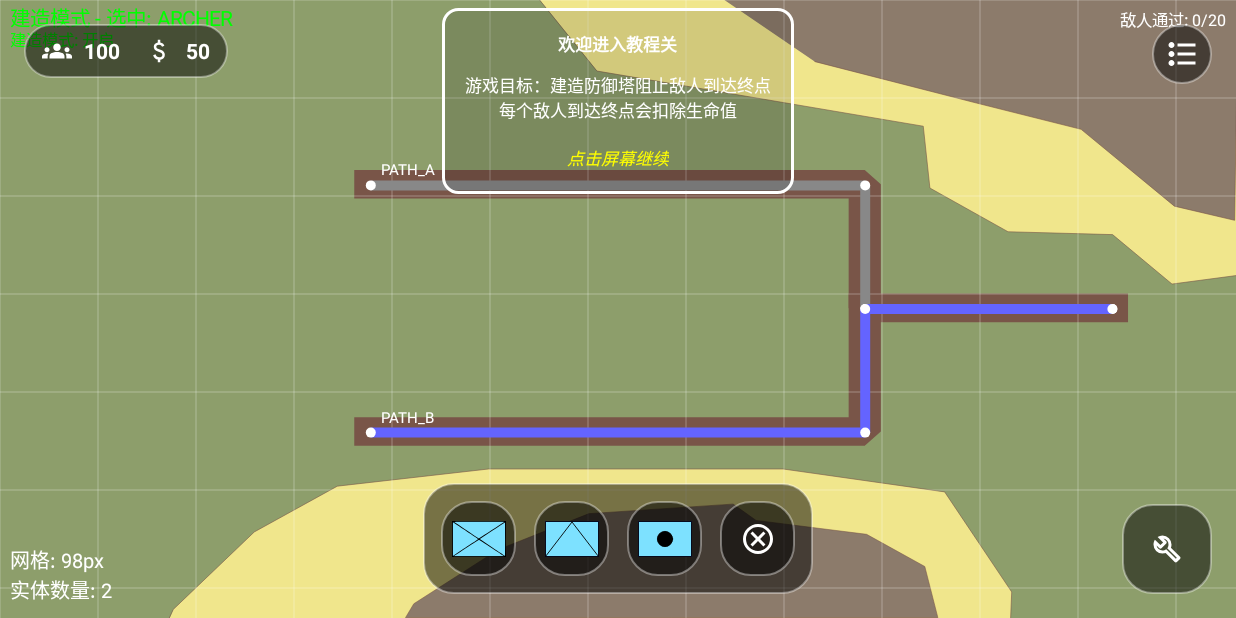
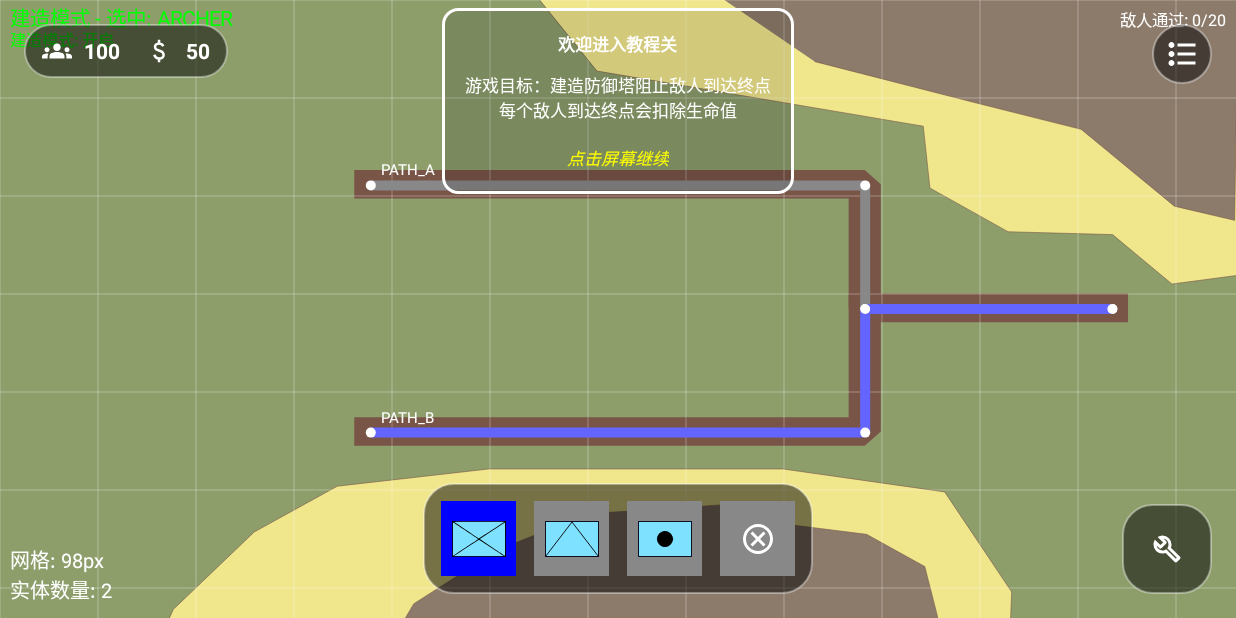
Before and after one commit to 897102152/TowerDefenseECS, an Android app: the GameActivity screen opened directly, with no data from a screen before it, after a tap on "建造模式", on a phone screen of 824 x 412 dp (held sideways). Run offline under Robolectric (Android 15) with nearby library versions, the phone set to English and light mode, and no system bars.

Commit message:
10.06 23:53 debug

```diff
--- a/app/src/main/java/com/example/towerdefense/view/GameActivity.java
+++ b/app/src/main/java/com/example/towerdefense/view/GameActivity.java
@@ -56,6 +56,10 @@ public class GameActivity extends AppCompatActivity implements GameEngine.GameUp
     // ========== 对话框 ==========
     private AlertDialog pauseDialog;
     private OnBackPressedCallback onBackPressedCallback;
+    // ========== 建造模式按钮高亮状态 ==========
+    private View currentSelectedButton = null;
+    private int defaultButtonColor = Color.GRAY;
+    private int selectedButtonColor = Color.BLUE;
 
     // =====================================================================
     // Activity生命周期方法
@@ -247,25 +251,33 @@ public class GameActivity extends AppCompatActivity implements GameEngine.GameUp
 
         // ========== 建造菜单中的塔选择按钮 ==========
         // 弓箭塔选择按钮
-        findViewById(R.id.btnArcherTower).setOnClickListener(v -> {
+        View btnArcherTower = findViewById(R.id.btnArcherTower);
+        btnArcherTower.setOnClickListener(v -> {
             gameView.setSelectedTowerType(Tower.Type.ARCHER);
+            setButtonSelected(btnArcherTower);
         });
 
         // 炮塔选择按钮
-        findViewById(R.id.btnCannonTower).setOnClickListener(v -> {
+        View btnCannonTower = findViewById(R.id.btnCannonTower);
+        btnCannonTower.setOnClickListener(v -> {
             gameView.setSelectedTowerType(Tower.Type.CANNON);
+            setButtonSelected(btnCannonTower);
         });
 
         // 法师塔选择按钮
-        findViewById(R.id.btnMageTower).setOnClickListener(v -> {
+        View btnMageTower = findViewById(R.id.btnMageTower);
+        btnMageTower.setOnClickListener(v -> {
             gameView.setSelectedTowerType(Tower.Type.MAGE);
+            setButtonSelected(btnMageTower);
         });
 
         // 移除按钮 - 新增移除功能
-        findViewById(R.id.btnBuildRemove).setOnClickListener(v -> {
+        View btnBuildRemove = findViewById(R.id.btnBuildRemove);
+        btnBuildRemove.setOnClickListener(v -> {
             if (gameView.isRemoveMode()) {
                 // 如果已经在移除模式，则退出移除模式
                 gameView.setRemoveMode(false);
+                clearButtonSelection();
                 // 只在教程关卡显示消息
                 if (gameEngine != null && gameEngine.isTutorialLevel()) {
                     displayGameMessage("移除模式", "退出移除模式", "现在可以建造防御塔", true);
@@ -273,6 +285,7 @@ public class GameActivity extends AppCompatActivity implements GameEngine.GameUp
             } else {
                 // 进入移除模式
                 gameView.setRemoveMode(true);
+                setButtonSelected(btnBuildRemove);
                 // 只在教程关卡显示消息
                 if (gameEngine != null && gameEngine.isTutorialLevel()) {
                     displayGameMessage("移除模式", "移除模式开启", "点击防御塔可移除", true);
@@ -399,6 +412,46 @@ public class GameActivity extends AppCompatActivity implements GameEngine.GameUp
     // =====================================================================
     // 建造模式相关方法
     // =====================================================================
+    /**
+     * 设置按钮选中状态
+     */
+    private void setButtonSelected(View button) {
+        // 清除之前选中的按钮状态
+        clearButtonSelection();
+
+        // 设置新按钮为选中状态
+        currentSelectedButton = button;
+        button.setBackgroundColor(selectedButtonColor);
+
+        // 如果是移除按钮，需要特殊处理
+        if (button.getId() == R.id.btnBuildRemove) {
+            // 移除模式已经在上层处理中设置
+        } else {
+            // 确保退出移除模式
+            gameView.setRemoveMode(false);
+        }
+    }
+
+    /**
+     * 清除按钮选中状态
+     */
+    private void clearButtonSelection() {
+        if (currentSelectedButton != null) {
+            currentSelectedButton.setBackgroundColor(defaultButtonColor);
+            currentSelectedButton = null;
+        }
+
+        // 重置所有建造按钮的默认颜色
+        View btnArcherTower = findViewById(R.id.btnArcherTower);
+        View btnCannonTower = findViewById(R.id.btnCannonTower);
+        View btnMageTower = findViewById(R.id.btnMageTower);
+        View btnBuildRemove = findViewById(R.id.btnBuildRemove);
+
+        if (btnArcherTower != null) btnArcherTower.setBackgroundColor(defaultButtonColor);
+        if (btnCannonTower != null) btnCannonTower.setBackgroundColor(defaultButtonColor);
+        if (btnMageTower != null) btnMageTower.setBackgroundColor(defaultButtonColor);
+        if (btnBuildRemove != null) btnBuildRemove.setBackgroundColor(defaultButtonColor);
+    }
 
     /**
      * 设置建造模式状态
@@ -417,23 +470,16 @@ public class GameActivity extends AppCompatActivity implements GameEngine.GameUp
             buildMenuLayout.setVisibility(buildMode ? View.VISIBLE : View.GONE);
         }
 
-        // 更新建造模式按钮的文本或状态
-        updateBuildModeButton(buildMode);
-    }
-
-    /**
-     * 更新建造模式按钮状态
-     */
-    private void updateBuildModeButton(boolean buildMode) {
-        View buildButton = findViewById(R.id.btnBuildMode);
-        if (buildButton instanceof android.widget.Button) {
-            android.widget.Button button = (android.widget.Button) buildButton;
-            if (buildMode) {
-                button.setText("退出建造模式");
-                button.setBackgroundColor(Color.RED);
-            } else {
-                button.setText("进入建造模式");
-                button.setBackgroundColor(Color.GREEN);
+        // 如果关闭建造模式，清除所有按钮选中状态
+        if (!buildMode) {
+            clearButtonSelection();
+            gameView.setRemoveMode(false);
+        } else {
+            // 如果开启建造模式，默认选中第一个按钮（弓箭塔）
+            View btnArcherTower = findViewById(R.id.btnArcherTower);
+            if (btnArcherTower != null) {
+                setButtonSelected(btnArcherTower);
+                gameView.setSelectedTowerType(Tower.Type.ARCHER);
             }
         }
     }
@@ -451,7 +497,6 @@ public class GameActivity extends AppCompatActivity implements GameEngine.GameUp
             displayGameMessage("建造模式", message, isBuildMode ? "现在可以放置防御塔" : "建造功能已禁用", true);
         }
     }
-
     // =====================================================================
     // 暂停菜单相关方法
     // =====================================================================
--- a/app/src/main/java/com/example/towerdefense/view/GameView.java
+++ b/app/src/main/java/com/example/towerdefense/view/GameView.java
@@ -744,17 +744,28 @@ public class GameView extends View {
         this.gameEngine = gameEngine;
     }
 
+    /**
+     * 设置选中塔类型
+     */
     public void setSelectedTowerType(Tower.Type towerType) {
         this.selectedTowerType = towerType;
         this.isRemoveMode = false;
+
+        // 通知Activity更新按钮高亮状态
+        if (gameViewListener != null) {
+            // 这里可以通过回调通知Activity哪个按钮应该被高亮
+            // 但由于我们已经在Activity中处理了按钮点击，所以这里不需要额外处理
+        }
         invalidate();
     }
 
+    /**
+     * 设置移除模式
+     */
     public void setRemoveMode(boolean removeMode) {
         this.isRemoveMode = removeMode;
         if (removeMode) {
             this.selectedTowerType = null;
-            System.out.println("GameView: 进入移除模式");
         }
         invalidate();
     }
```
